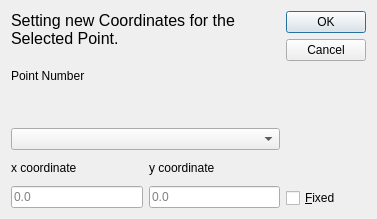
First picture: the form in core/draw/edit_point.ui, repository KmolYuan/Pyslvs-UI, before the edit.
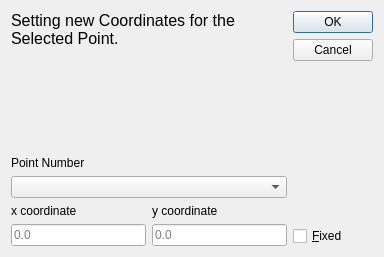
Second picture: the form after the edit. Icons and pictures are not drawn.

```diff
--- a/core/draw/edit_point.ui
+++ b/core/draw/edit_point.ui
@@ -6,20 +6,20 @@
    <rect>
     <x>0</x>
     <y>0</y>
-    <width>377</width>
-    <height>219</height>
+    <width>384</width>
+    <height>257</height>
    </rect>
   </property>
   <property name="minimumSize">
    <size>
-    <width>377</width>
-    <height>219</height>
+    <width>384</width>
+    <height>257</height>
    </size>
   </property>
   <property name="maximumSize">
    <size>
-    <width>377</width>
-    <height>219</height>
+    <width>384</width>
+    <height>257</height>
    </size>
   </property>
   <property name="windowTitle">
@@ -54,6 +54,19 @@
        </property>
       </widget>
      </item>
+     <item>
+      <spacer name="verticalSpacer_2">
+       <property name="orientation">
+        <enum>Qt::Vertical</enum>
+       </property>
+       <property name="sizeHint" stdset="0">
+        <size>
+         <width>20</width>
+         <height>40</height>
+        </size>
+       </property>
+      </spacer>
+     </item>
      <item>
       <widget class="QLabel" name="label_4">
        <property name="text">
```
